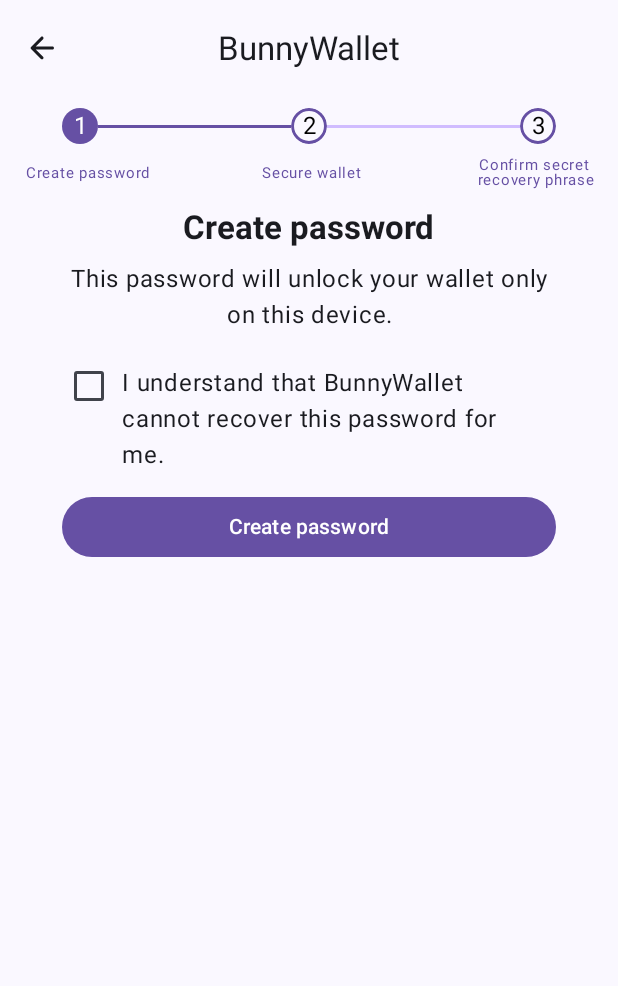
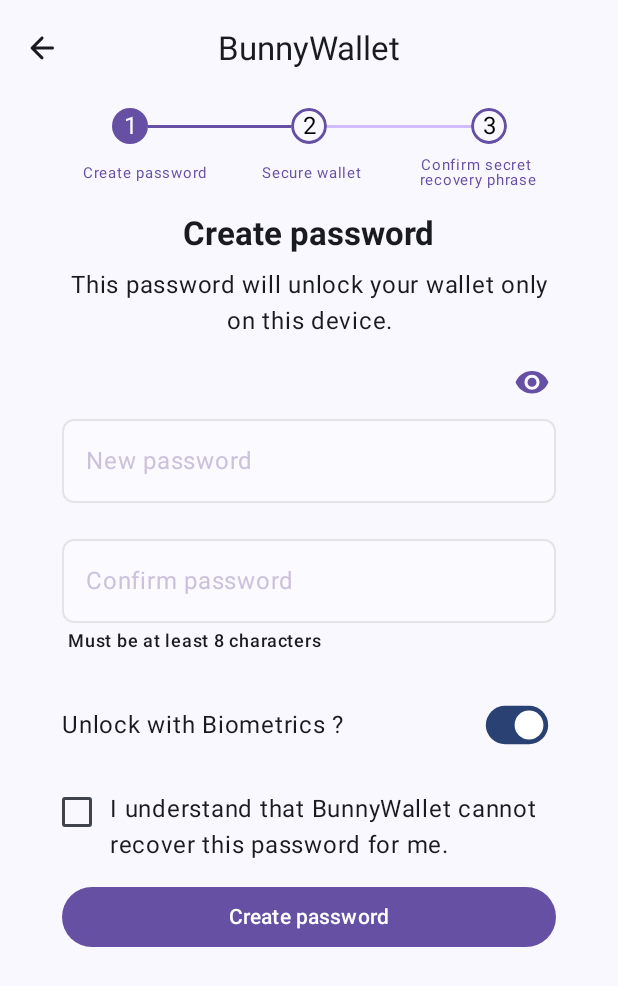
Before and after one commit to wannnn/BunnyWallet, an Android app built with Jetpack Compose: the CreateWalletRoute screen opened through its navigation route, on a phone screen of 412 x 824 dp. Shown: the top 986 px of the screen. Run offline under Robolectric (Android 15) with nearby library versions, the phone set to English and light mode, and no system bars; our stand-ins replace Dagger/Hilt's generated code.

Commit message:
feat: impl pwd feild

```diff
--- a/app/src/main/java/com/cj/bunnywallet/feature/common/PasswordTextField.kt
+++ b/app/src/main/java/com/cj/bunnywallet/feature/common/PasswordTextField.kt
@@ -13,11 +13,11 @@ import androidx.compose.ui.tooling.preview.Preview
 
 @Composable
 fun PasswordTextField(
-    modifier: Modifier = Modifier,
     passwordState: String,
     passwordStateUpdate: (String) -> Unit,
+    modifier: Modifier = Modifier,
+    label: String = "",
     showPassword: Boolean = true,
-    label: String = "",
     imeAction: ImeAction = ImeAction.Next,
     keyboardActions: KeyboardActions = KeyboardActions.Default,
     errorMsg: String? = null,
--- a/app/src/main/java/com/cj/bunnywallet/feature/createwallet/CreateWalletScreen.kt
+++ b/app/src/main/java/com/cj/bunnywallet/feature/createwallet/CreateWalletScreen.kt
@@ -1,15 +1,20 @@
 package com.cj.bunnywallet.feature.createwallet
 
+import androidx.compose.foundation.layout.Arrangement
 import androidx.compose.foundation.layout.Column
 import androidx.compose.foundation.layout.fillMaxSize
+import androidx.compose.foundation.layout.fillMaxWidth
 import androidx.compose.runtime.Composable
 import androidx.compose.ui.Alignment
 import androidx.compose.ui.Modifier
 import androidx.compose.ui.tooling.preview.Preview
+import androidx.compose.ui.unit.dp
 import com.cj.bunnywallet.feature.common.AppTopBar
+import com.cj.bunnywallet.feature.createwallet.component.bioswitch.CreateWalletBioSwitch
 import com.cj.bunnywallet.feature.createwallet.component.createbtn.CreateWalletButton
 import com.cj.bunnywallet.feature.createwallet.component.declaration.CreatePwdDeclaration
 import com.cj.bunnywallet.feature.createwallet.component.progress.CreateWalletProgress
+import com.cj.bunnywallet.feature.createwallet.component.pwdfield.CreatePwdField
 import com.cj.bunnywallet.feature.createwallet.component.title.CreatePwdTitle
 
 @Composable
@@ -24,10 +29,19 @@ fun CreateWalletScreen() {
         horizontalAlignment = Alignment.CenterHorizontally,
     ) {
         AppTopBar()
-        CreateWalletProgress()
-        CreatePwdTitle()
-        CreatePwdDeclaration()
-        CreateWalletButton()
+
+        Column(
+            modifier = Modifier.fillMaxWidth(fraction = 0.8f),
+            verticalArrangement = Arrangement.spacedBy(12.dp),
+            horizontalAlignment = Alignment.CenterHorizontally,
+        ) {
+            CreateWalletProgress()
+            CreatePwdTitle()
+            CreatePwdField()
+            CreateWalletBioSwitch()
+            CreatePwdDeclaration()
+            CreateWalletButton()
+        }
     }
 }
 
--- /dev/null
+++ b/app/src/main/java/com/cj/bunnywallet/feature/createwallet/component/bioswitch/CreatePwdBioSwitch.kt
@@ -0,0 +1,45 @@
+package com.cj.bunnywallet.feature.createwallet.component.bioswitch
+
+import androidx.compose.foundation.layout.Arrangement
+import androidx.compose.foundation.layout.Row
+import androidx.compose.foundation.layout.fillMaxWidth
+import androidx.compose.foundation.layout.padding
+import androidx.compose.material3.MaterialTheme
+import androidx.compose.material3.Switch
+import androidx.compose.material3.Text
+import androidx.compose.runtime.Composable
+import androidx.compose.ui.Alignment
+import androidx.compose.ui.Modifier
+import androidx.compose.ui.draw.scale
+import androidx.compose.ui.res.stringResource
+import androidx.compose.ui.tooling.preview.Preview
+import androidx.compose.ui.unit.dp
+import com.cj.bunnywallet.R
+
+@Composable
+fun CreateWalletBioSwitch() {
+    Row(
+        modifier = Modifier
+            .fillMaxWidth()
+            .padding(vertical = 8.dp),
+        horizontalArrangement = Arrangement.SpaceBetween,
+        verticalAlignment = Alignment.CenterVertically,
+    ) {
+        Text(
+            text = stringResource(id = R.string.check_unlock_with_biometrics),
+            style = MaterialTheme.typography.bodyLarge,
+        )
+
+        Switch(
+            checked = true,
+            onCheckedChange = {},
+            modifier = Modifier.scale(scale = 0.8f),
+        )
+    }
+}
+
+@Preview(showBackground = true, widthDp = 400)
+@Composable
+fun PreviewCreateWalletBioSwitch() {
+    CreateWalletBioSwitch()
+}
--- a/app/src/main/java/com/cj/bunnywallet/feature/createwallet/component/createbtn/CreateWalletButton.kt
+++ b/app/src/main/java/com/cj/bunnywallet/feature/createwallet/component/createbtn/CreateWalletButton.kt
@@ -13,7 +13,7 @@ fun CreateWalletButton() {
     CmnButton(
         text = stringResource(id = R.string.create_password),
         onClick = {},
-        modifier = Modifier.fillMaxWidth(fraction = 0.8f),
+        modifier = Modifier.fillMaxWidth(),
         enabled = true,
     )
 }
--- a/app/src/main/java/com/cj/bunnywallet/feature/createwallet/component/declaration/CreatePwdDeclaration.kt
+++ b/app/src/main/java/com/cj/bunnywallet/feature/createwallet/component/declaration/CreatePwdDeclaration.kt
@@ -14,13 +14,13 @@ import androidx.compose.ui.tooling.preview.Preview
 import androidx.compose.ui.unit.dp
 import androidx.compose.ui.unit.sp
 import com.cj.bunnywallet.R
+import com.cj.bunnywallet.ui.theme.NoRippleInteractionSource
 
 @Composable
 fun CreatePwdDeclaration() {
     Row(
         modifier = Modifier
-            .fillMaxWidth(fraction = 0.8f)
-            .padding(horizontal = 8.dp, vertical = 12.dp),
+            .fillMaxWidth(),
         verticalAlignment = Alignment.Top,
     ) {
         Checkbox(
@@ -29,8 +29,9 @@ fun CreatePwdDeclaration() {
                 .size(12.dp)
                 .padding(start = 8.dp, top = 12.dp),
             onCheckedChange = {
-                // TODO
+                /* TODO */
             },
+            interactionSource = NoRippleInteractionSource()
         )
 
         Text(
--- /dev/null
+++ b/app/src/main/java/com/cj/bunnywallet/feature/createwallet/component/pwdfield/CreatePwdField.kt
@@ -0,0 +1,66 @@
+package com.cj.bunnywallet.feature.createwallet.component.pwdfield
+
+import androidx.compose.foundation.layout.Column
+import androidx.compose.foundation.layout.fillMaxWidth
+import androidx.compose.foundation.layout.padding
+import androidx.compose.foundation.layout.size
+import androidx.compose.material3.Icon
+import androidx.compose.material3.IconButton
+import androidx.compose.material3.MaterialTheme
+import androidx.compose.material3.Text
+import androidx.compose.runtime.Composable
+import androidx.compose.ui.Alignment
+import androidx.compose.ui.Modifier
+import androidx.compose.ui.res.painterResource
+import androidx.compose.ui.res.stringResource
+import androidx.compose.ui.tooling.preview.Preview
+import androidx.compose.ui.unit.dp
+import com.cj.bunnywallet.R
+import com.cj.bunnywallet.feature.common.PasswordTextField
+import com.cj.bunnywallet.ui.theme.Purple40
+
+@Composable
+fun CreatePwdField() {
+    Column(
+        modifier = Modifier.fillMaxWidth(),
+    ) {
+        IconButton(
+            onClick = { /*TODO*/ },
+            modifier = Modifier
+                .size(32.dp)
+                .padding(4.dp)
+                .align(Alignment.End),
+        ) {
+            Icon(
+                painter = painterResource(id = R.drawable.ic_visibility),
+                contentDescription = null,
+                tint = Purple40,
+            )
+        }
+
+        PasswordTextField(
+            passwordState = "",
+            passwordStateUpdate = { /*TODO*/ },
+            modifier = Modifier.padding(bottom = 16.dp),
+            label = stringResource(id = R.string.new_password),
+        )
+
+        PasswordTextField(
+            passwordState = "",
+            passwordStateUpdate = { /*TODO*/ },
+            label = stringResource(id = R.string.confirm_password),
+        )
+
+        Text(
+            text = stringResource(id = R.string.password_condition_hint),
+            modifier = Modifier.padding(horizontal = 4.dp, vertical = 4.dp),
+            style = MaterialTheme.typography.labelMedium,
+        )
+    }
+}
+
+@Preview(showBackground = true, widthDp = 400)
+@Composable
+fun PreviewCreatePwdField() {
+    CreatePwdField()
+}
--- a/app/src/main/java/com/cj/bunnywallet/feature/createwallet/component/title/CreatePwdTitle.kt
+++ b/app/src/main/java/com/cj/bunnywallet/feature/createwallet/component/title/CreatePwdTitle.kt
@@ -19,8 +19,8 @@ import com.cj.bunnywallet.R
 fun CreatePwdTitle() {
     Column(
         modifier = Modifier
-            .fillMaxWidth(fraction = 0.8f)
-            .padding(vertical = 12.dp),
+            .fillMaxWidth()
+            .padding(vertical = 4.dp),
         horizontalAlignment = Alignment.CenterHorizontally,
     ) {
         Text(
--- /dev/null
+++ b/app/src/main/java/com/cj/bunnywallet/ui/theme/NoRippleInteractionSource.kt
@@ -0,0 +1,18 @@
+package com.cj.bunnywallet.ui.theme
+
+import androidx.compose.foundation.interaction.Interaction
+import androidx.compose.foundation.interaction.MutableInteractionSource
+import kotlinx.coroutines.flow.Flow
+import kotlinx.coroutines.flow.emptyFlow
+
+class NoRippleInteractionSource : MutableInteractionSource {
+
+    override val interactions: Flow<Interaction> = emptyFlow()
+
+    override suspend fun emit(interaction: Interaction) {
+        // do nothing
+    }
+
+    override fun tryEmit(interaction: Interaction) = true
+
+}
--- a/app/src/main/res/values/strings.xml
+++ b/app/src/main/res/values/strings.xml
@@ -3,8 +3,12 @@
 
     <!-- Create Wallet   -->
     <string name="create_password">Create password</string>
+    <string name="new_password">New password</string>
+    <string name="confirm_password">Confirm password</string>
     <string name="secure_wallet">Secure wallet</string>
     <string name="confirm_mnemonics">Confirm secret\n recovery phrase</string>
     <string name="create_password_msg">This password will unlock your wallet only on this device.</string>
+    <string name="password_condition_hint">Must be at least 8 characters</string>
+    <string name="check_unlock_with_biometrics">Unlock with Biometrics ?</string>
     <string name="create_password_declaration">I understand that BunnyWallet cannot recover this password for me.</string>
 </resources>
```
